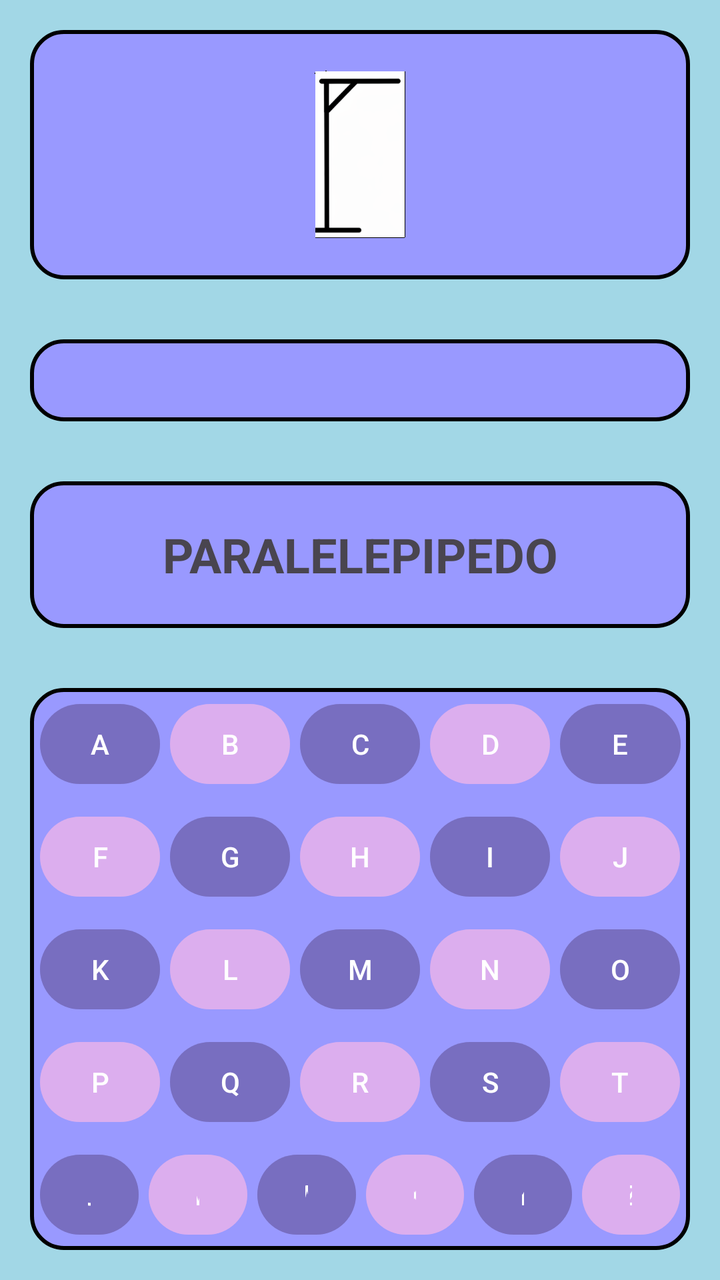
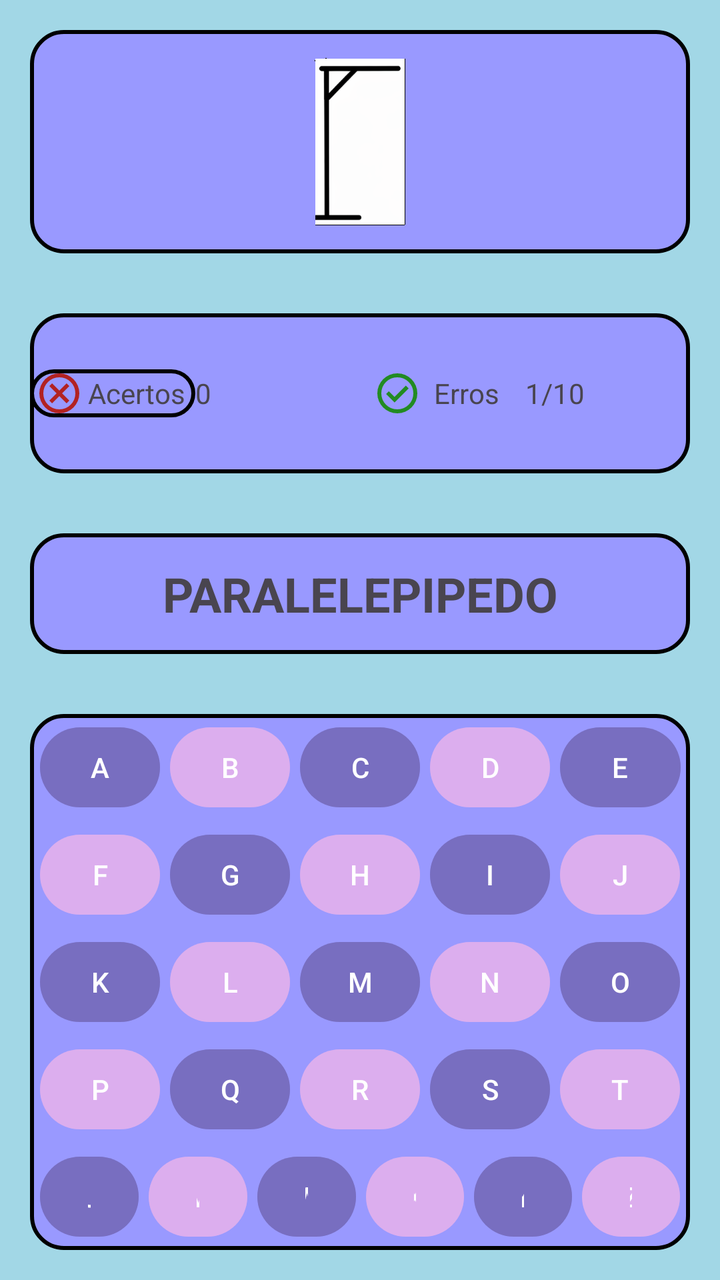

An Android layout rendered at two revisions. The XML below is the earlier revision; the diff shows what the commit changed to produce the second picture.
<!-- AndroidManifest.xml: application theme Theme.Enforcando -->
<!-- res/layout/activity_tela_jogo.xml -->
<?xml version="1.0" encoding="utf-8"?>
<LinearLayout xmlns:android="http://schemas.android.com/apk/res/android"
    xmlns:app="http://schemas.android.com/apk/res-auto"
    xmlns:tools="http://schemas.android.com/tools"
    android:id="@+id/id08"
    android:layout_width="match_parent"
    android:layout_height="match_parent"
    android:background="#A2D7E6"
    android:orientation="vertical"
    tools:context=".TelaJogo">

    <LinearLayout
        android:layout_width="match_parent"
        android:layout_height="wrap_content"
        android:layout_margin="15dp"
        android:layout_weight="0.25"
        android:background="@drawable/borda"
        android:gravity="center"
        android:orientation="vertical"
        android:visibility="visible">

        <ImageView
            android:id="@+id/imageView2"
            android:layout_width="match_parent"
            android:layout_height="wrap_content"
            app:srcCompat="@drawable/forca_0_9" />
    </LinearLayout>

    <LinearLayout
        android:layout_width="match_parent"
        android:layout_height="wrap_content"
        android:layout_margin="15dp"
        android:layout_weight="0.25"
        android:background="@drawable/borda"
        android:orientation="vertical"
        android:visibility="visible">

    </LinearLayout>

    <LinearLayout
        android:layout_width="match_parent"
        android:layout_height="wrap_content"
        android:layout_margin="15dp"
        android:layout_weight="0.25"
        android:background="@drawable/borda"
        android:gravity="center"
        android:orientation="vertical"
        android:visibility="visible">

        <TextView
            android:id="@+id/textView3"
            android:layout_width="wrap_content"
            android:layout_height="wrap_content"
            android:gravity="center"
            android:text="PARALELEPIPEDO"
            android:textSize="24sp"
            android:textStyle="bold" />
    </LinearLayout>

    <LinearLayout
        android:layout_width="match_parent"
        android:layout_height="wrap_content"
        android:layout_margin="15dp"
        android:layout_weight="0.25"
        android:background="@drawable/borda"
        android:orientation="vertical"
        android:visibility="visible">

        <LinearLayout
            android:layout_width="match_parent"
            android:layout_height="match_parent"
            android:layout_weight="0.20"
            android:gravity="center"
            android:orientation="horizontal"
            android:visibility="visible">

            <Button
                android:id="@+id/id01"
                android:layout_width="wrap_content"
                android:layout_height="wrap_content"
                android:layout_marginLeft="5dp"
                android:layout_weight="0.20"
                android:backgroundTint="#6967589D"
                android:text="A"
                android:visibility="visible" />

            <Button
                android:id="@+id/id02"
                android:layout_width="wrap_content"
                android:layout_height="wrap_content"
                android:layout_marginLeft="5dp"
                android:layout_weight="0.20"
                android:backgroundTint="#69FFB8E4"
                android:text="B"
                android:visibility="visible" />

            <Button
                android:id="@+id/id03"
                android:layout_width="wrap_content"
                android:layout_height="wrap_content"
                android:layout_marginLeft="5dp"
                android:layout_weight="0.20"
                android:backgroundTint="#6967589D"
                android:text="C"
                android:visibility="visible" />

            <Button
                android:id="@+id/id04"
                android:layout_width="wrap_content"
                android:layout_height="wrap_content"
                android:layout_marginLeft="5dp"
                android:layout_weight="0.20"
                android:backgroundTint="#69FFB8E4"
                android:text="D"
                android:visibility="visible" />

            <Button
                android:id="@+id/id05"
                android:layout_width="wrap_content"
                android:layout_height="wrap_content"
                android:layout_marginLeft="5dp"
                android:layout_marginRight="5dp"
                android:layout_weight="0.20"
                android:backgroundTint="#6967589D"
                android:text="E"
                android:visibility="visible" />
        </LinearLayout>

        <LinearLayout
            android:layout_width="match_parent"
            android:layout_height="match_parent"
            android:layout_weight="0.20"
            android:gravity="center"
            android:orientation="horizontal"
            android:visibility="visible">

            <Button
                android:id="@+id/id06"
                android:layout_width="wrap_content"
                android:layout_height="wrap_content"
                android:layout_marginLeft="5dp"
                android:layout_weight="1"
                android:backgroundTint="#69FFB8E4"
                android:text="F"
                android:textColorLink="#121D33" />

            <Button
                android:id="@+id/id07"
                android:layout_width="wrap_content"
                android:layout_height="wrap_content"
                android:layout_marginLeft="5dp"
                android:layout_weight="1"
                android:backgroundTint="#6967589D"
                android:text="G"
                android:textColorLink="#121D33" />

            <Button
                android:id="@+id/id08"
                android:layout_width="wrap_content"
                android:layout_height="wrap_content"
                android:layout_marginLeft="5dp"
                android:layout_weight="1"
                android:backgroundTint="#69FFB8E4"
                android:text="H"
                android:textColorLink="#121D33" />

            <Button
                android:id="@+id/id09"
                android:layout_width="wrap_content"
                android:layout_height="wrap_content"
                android:layout_marginLeft="5dp"
                android:layout_weight="1"
                android:backgroundTint="#6967589D"
                android:text="I"
                android:textColorLink="#121D33" />

            <Button
                android:id="@+id/id10"
                android:layout_width="wrap_content"
                android:layout_height="wrap_content"
                android:layout_marginLeft="5dp"
                android:layout_marginRight="5dp"
                android:layout_weight="1"
                android:backgroundTint="#69FFB8E4"
                android:text="J"
                android:textColorLink="#121D33" />
        </LinearLayout>

        <LinearLayout
            android:layout_width="match_parent"
            android:layout_height="match_parent"
            android:layout_weight="0.20"
            android:gravity="center"
            android:orientation="horizontal"
            android:visibility="visible">

            <Button
                android:id="@+id/id11"
                android:layout_width="wrap_content"
                android:layout_height="wrap_content"
                android:layout_marginLeft="5dp"
                android:layout_weight="1"
                android:backgroundTint="#6967589D"
                android:text="K" />

            <Button
                android:id="@+id/id12"
                android:layout_width="wrap_content"
                android:layout_height="wrap_content"
                android:layout_marginLeft="5dp"
                android:layout_weight="1"
                android:backgroundTint="#69FFB8E4"
                android:text="L" />

            <Button
                android:id="@+id/id13"
                android:layout_width="wrap_content"
                android:layout_height="wrap_content"
                android:layout_marginLeft="5dp"
                android:layout_weight="1"
                android:backgroundTint="#6967589D"
                android:text="M" />

            <Button
                android:id="@+id/id14"
                android:layout_width="wrap_content"
                android:layout_height="wrap_content"
                android:layout_marginLeft="5dp"
                android:layout_weight="1"
                android:backgroundTint="#69FFB8E4"
                android:text="N" />

            <Button
                android:id="@+id/id15"
                android:layout_width="wrap_content"
                android:layout_height="wrap_content"
                android:layout_marginLeft="5dp"
                android:layout_marginRight="5dp"
                android:layout_weight="1"
                android:backgroundTint="#6967589D"
                android:text="O" />
        </LinearLayout>

        <LinearLayout
            android:layout_width="match_parent"
            android:layout_height="match_parent"
            android:layout_weight="0.20"
            android:gravity="center"
            android:orientation="horizontal"
            android:visibility="visible">

            <Button
                android:id="@+id/id16"
                android:layout_width="wrap_content"
                android:layout_height="wrap_content"
                android:layout_marginLeft="5dp"
                android:layout_weight="1"
                android:backgroundTint="#69FFB8E4"
                android:text="P" />

            <Button
                android:id="@+id/id17"
                android:layout_width="wrap_content"
                android:layout_height="wrap_content"
                android:layout_marginLeft="5dp"
                android:layout_weight="1"
                android:backgroundTint="#6967589D"
                android:text="Q" />

            <Button
                android:id="@+id/id18"
                android:layout_width="wrap_content"
                android:layout_height="wrap_content"
                android:layout_marginLeft="5dp"
                android:layout_weight="1"
                android:backgroundTint="#69FFB8E4"
                android:text="R" />

            <Button
                android:id="@+id/id19"
                android:layout_width="wrap_content"
                android:layout_height="wrap_content"
                android:layout_marginLeft="5dp"
                android:layout_weight="1"
                android:backgroundTint="#6967589D"
                android:text="S" />

            <Button
                android:id="@+id/id20"
                android:layout_width="wrap_content"
                android:layout_height="wrap_content"
                android:layout_marginLeft="5dp"
                android:layout_marginRight="5dp"
                android:layout_weight="1"
                android:backgroundTint="#69FFB8E4"
                android:text="T" />

        </LinearLayout>

        <LinearLayout
            android:layout_width="match_parent"
            android:layout_height="match_parent"
            android:layout_weight="0.20"
            android:gravity="center"
            android:orientation="horizontal"
            android:visibility="visible">

            <Button
                android:id="@+id/id21"
                android:layout_width="wrap_content"
                android:layout_height="wrap_content"
                android:layout_marginLeft="5dp"
                android:layout_weight="1"
                android:backgroundTint="#6967589D"
                android:text="U" />

            <Button
                android:id="@+id/id22"
                android:layout_width="wrap_content"
                android:layout_height="wrap_content"
                android:layout_marginLeft="5dp"
                android:layout_weight="1"
                android:backgroundTint="#69FFB8E4"
                android:text="V" />

            <Button
                android:id="@+id/id23"
                android:layout_width="wrap_content"
                android:layout_height="wrap_content"
                android:layout_marginLeft="5dp"
                android:layout_weight="1"
                android:backgroundTint="#6967589D"
                android:text="W" />

            <Button
                android:id="@+id/id24"
                android:layout_width="wrap_content"
                android:layout_height="wrap_content"
                android:layout_marginLeft="5dp"
                android:layout_weight="1"
                android:backgroundTint="#69FFB8E4"
                android:text="X" />

            <Button
                android:id="@+id/id25"
                android:layout_width="wrap_content"
                android:layout_height="wrap_content"
                android:layout_marginLeft="5dp"
                android:layout_weight="1"
                android:backgroundTint="#6967589D"
                android:text="Y" />

            <Button
                android:id="@+id/id26"
                android:layout_width="wrap_content"
                android:layout_height="wrap_content"
                android:layout_marginLeft="5dp"
                android:layout_marginRight="5dp"
                android:layout_weight="1"
                android:backgroundTint="#69FFB8E4"
                android:text="Z" />
        </LinearLayout>
    </LinearLayout>

</LinearLayout>
<!-- resources referenced by this layout -->
<resources>
  <!-- drawable borda (drawable) -->
  <?xml version="1.0" encoding="utf-8"?>
  <shape xmlns:android="http://schemas.android.com/apk/res/android">
      
  <solid android:color="#9999FF"/>
      
  <corners android:radius="16dp"/>
      
  <stroke
  android:width="2dp"
  android:color="#000000"/>
      </shape>
  <!-- drawable forca_0_9: png bitmap (drawable-hdpi, 4199 bytes) -->
  <style name="Theme.Enforcando" parent="Base.Theme.Enforcando" />
  <style name="Base.Theme.Enforcando" parent="Theme.Material3.DayNight.NoActionBar">
          
          
      </style>
</resources>

<!-- the commit's change to res/layout/activity_tela_jogo.xml (unified diff, before → after) -->
@@ -2,7 +2,6 @@
 <LinearLayout xmlns:android="http://schemas.android.com/apk/res/android"
     xmlns:app="http://schemas.android.com/apk/res-auto"
     xmlns:tools="http://schemas.android.com/tools"
-    android:id="@+id/id08"
     android:layout_width="match_parent"
     android:layout_height="match_parent"
     android:background="#A2D7E6"
@@ -30,11 +29,102 @@
         android:layout_width="match_parent"
         android:layout_height="wrap_content"
         android:layout_margin="15dp"
-        android:layout_weight="0.25"
+        android:layout_weight="0.5"
         android:background="@drawable/borda"
-        android:orientation="vertical"
+        android:gravity="center"
+        android:orientation="horizontal"
         android:visibility="visible">
 
+        <LinearLayout
+            android:layout_width="match_parent"
+            android:layout_height="wrap_content"
+            android:layout_weight="0.5"
+            android:gravity="center"
+            android:orientation="horizontal">
+
+            <LinearLayout
+                android:layout_width="match_parent"
+                android:layout_height="wrap_content"
+                android:layout_weight="0.5"
+                android:background="@drawable/borda"
+                android:gravity="center"
+                android:orientation="horizontal">
+
+                <ImageView
+                    android:id="@+id/imageView3"
+                    android:layout_width="wrap_content"
+                    android:layout_height="wrap_content"
+                    android:layout_weight="1"
+                    app:srcCompat="@drawable/cancel_24px" />
+
+                <TextView
+                    android:id="@+id/textView6"
+                    android:layout_width="wrap_content"
+                    android:layout_height="wrap_content"
+                    android:layout_weight="1"
+                    android:text="Acertos" />
+            </LinearLayout>
+
+            <LinearLayout
+                android:layout_width="match_parent"
+                android:layout_height="wrap_content"
+                android:layout_weight="0.5"
+                android:gravity="center"
+                android:orientation="horizontal">
+
+                <TextView
+                    android:id="@+id/textView4"
+                    android:layout_width="match_parent"
+                    android:layout_height="match_parent"
+                    android:layout_weight="1"
+                    android:text="0" />
+            </LinearLayout>
+        </LinearLayout>
+
+        <LinearLayout
+            android:layout_width="match_parent"
+            android:layout_height="wrap_content"
+            android:layout_weight="0.5"
+            android:gravity="center"
+            android:orientation="horizontal">
+
+            <LinearLayout
+                android:layout_width="match_parent"
+                android:layout_height="wrap_content"
+                android:layout_weight="0.5"
+                android:gravity="center"
+                android:orientation="horizontal">
+
+                <ImageView
+                    android:id="@+id/imageView4"
+                    android:layout_width="wrap_content"
+                    android:layout_height="wrap_content"
+                    android:layout_weight="1"
+                    app:srcCompat="@drawable/check_circle_24px" />
+
+                <TextView
+                    android:id="@+id/textView7"
+                    android:layout_width="wrap_content"
+                    android:layout_height="wrap_content"
+                    android:layout_weight="1"
+                    android:text="Erros" />
+            </LinearLayout>
+
+            <LinearLayout
+                android:layout_width="match_parent"
+                android:layout_height="wrap_content"
+                android:layout_weight="0.5"
+                android:gravity="center"
+                android:orientation="horizontal">
+
+                <TextView
+                    android:id="@+id/textView8"
+                    android:layout_width="match_parent"
+                    android:layout_height="match_parent"
+                    android:layout_weight="1"
+                    android:text="1/10" />
+            </LinearLayout>
+        </LinearLayout>
     </LinearLayout>
 
     <LinearLayout
<!-- resource entries referenced after the edit -->
@@ -12,6 +12,28 @@
   android:width="2dp"
   android:color="#000000"/>
       </shape>
+  <!-- drawable cancel_24px (drawable) -->
+  <vector xmlns:android="http://schemas.android.com/apk/res/android"
+      android:width="24dp"
+      android:height="24dp"
+      android:viewportWidth="960"
+      android:viewportHeight="960"
+      android:tint="#B22222">
+    <path
+        android:fillColor="@android:color/white"
+        android:pathData="M336,680L480,536L624,680L680,624L536,480L680,336L624,280L480,424L336,280L280,336L424,480L280,624L336,680ZM480,880Q397,880 324,848.5Q251,817 197,763Q143,709 111.5,636Q80,563 80,480Q80,397 111.5,324Q143,251 197,197Q251,143 324,111.5Q397,80 480,80Q563,80 636,111.5Q709,143 763,197Q817,251 848.5,324Q880,397 880,480Q880,563 848.5,636Q817,709 763,763Q709,817 636,848.5Q563,880 480,880ZM480,800Q614,800 707,707Q800,614 800,480Q800,346 707,253Q614,160 480,160Q346,160 253,253Q160,346 160,480Q160,614 253,707Q346,800 480,800ZM480,480Q480,480 480,480Q480,480 480,480Q480,480 480,480Q480,480 480,480Q480,480 480,480Q480,480 480,480Q480,480 480,480Q480,480 480,480Z"/>
+  </vector>
+  <!-- drawable check_circle_24px (drawable) -->
+  <vector xmlns:android="http://schemas.android.com/apk/res/android"
+      android:width="24dp"
+      android:height="24dp"
+      android:viewportWidth="960"
+      android:viewportHeight="960"
+      android:tint="#228B22">
+    <path
+        android:fillColor="@android:color/white"
+        android:pathData="M424,664L706,382L650,326L424,552L310,438L254,494L424,664ZM480,880Q397,880 324,848.5Q251,817 197,763Q143,709 111.5,636Q80,563 80,480Q80,397 111.5,324Q143,251 197,197Q251,143 324,111.5Q397,80 480,80Q563,80 636,111.5Q709,143 763,197Q817,251 848.5,324Q880,397 880,480Q880,563 848.5,636Q817,709 763,763Q709,817 636,848.5Q563,880 480,880ZM480,800Q614,800 707,707Q800,614 800,480Q800,346 707,253Q614,160 480,160Q346,160 253,253Q160,346 160,480Q160,614 253,707Q346,800 480,800ZM480,480Q480,480 480,480Q480,480 480,480Q480,480 480,480Q480,480 480,480Q480,480 480,480Q480,480 480,480Q480,480 480,480Q480,480 480,480Z"/>
+  </vector>
   <!-- drawable forca_0_9: png bitmap (drawable-hdpi, 4199 bytes) -->
   <style name="Theme.Enforcando" parent="Base.Theme.Enforcando" />
   <style name="Base.Theme.Enforcando" parent="Theme.Material3.DayNight.NoActionBar">
